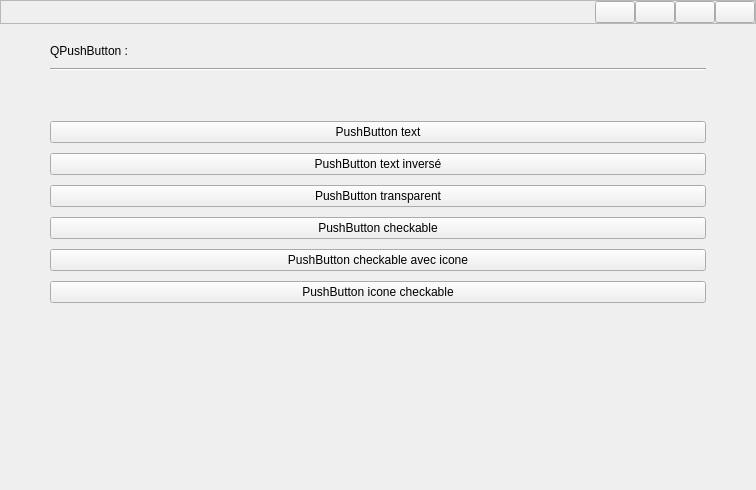
Old version of the form src/gui/main.ui in the repository LaM0uette/PySide6_Blank_Project_demo.
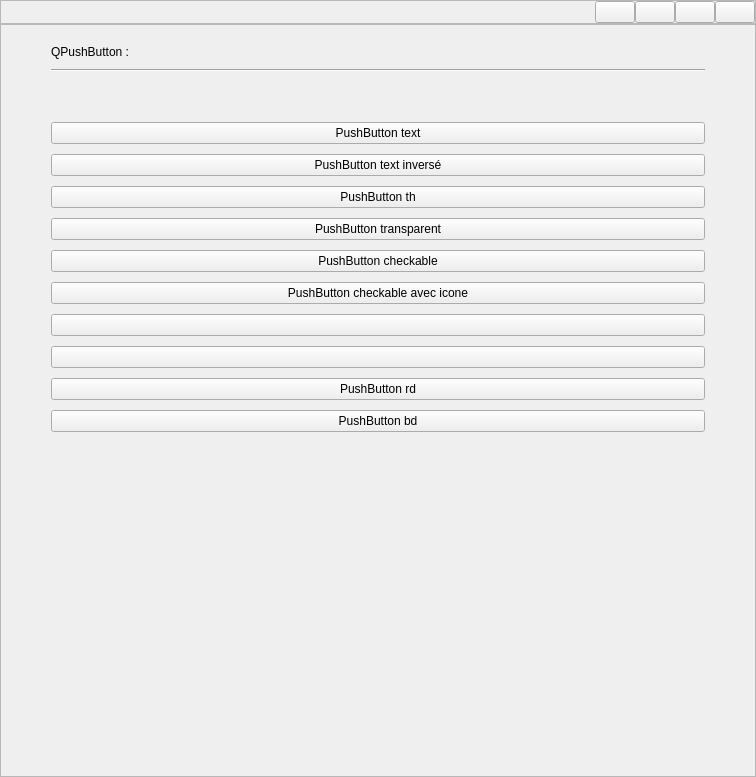
New version of the form.

```diff
--- a/src/gui/main.ui
+++ b/src/gui/main.ui
@@ -7,7 +7,7 @@
     <x>0</x>
     <y>0</y>
     <width>756</width>
-    <height>490</height>
+    <height>777</height>
    </rect>
   </property>
   <property name="windowTitle">
@@ -106,10 +106,23 @@
      </layout>
     </widget>
    </item>
-   <item row="2" column="0">
-    <layout class="QVBoxLayout" name="vlay_wg">
+   <item row="3" column="0">
+    <widget class="QScrollArea" name="sca_main">
+     <property name="widgetResizable">
+      <bool>true</bool>
+     </property>
+     <widget class="QWidget" name="vlay_wg">
+      <property name="geometry">
+       <rect>
+        <x>0</x>
+        <y>0</y>
+        <width>754</width>
+        <height>750</height>
+       </rect>
+      </property>
+      <layout class="QVBoxLayout" name="verticalLayout">
      <property name="spacing">
-      <number>20</number>
+        <number>50</number>
      </property>
      <property name="leftMargin">
       <number>50</number>
@@ -178,6 +191,13 @@
          </property>
         </widget>
        </item>
+         <item>
+          <widget class="QPushButton" name="pb_demo_th">
+           <property name="text">
+            <string>PushButton th</string>
+           </property>
+          </widget>
+         </item>
        <item>
         <widget class="QPushButton" name="pb_demo_tr">
          <property name="text">
@@ -207,19 +227,35 @@
        </item>
        <item>
         <widget class="QPushButton" name="pb_demo_ico_ck">
-         <property name="text">
-          <string>PushButton icone checkable</string>
-         </property>
+           <property name="checkable">
+            <bool>true</bool>
+           </property>
+          </widget>
+         </item>
+         <item>
+          <widget class="QPushButton" name="pb_demo_zoom">
          <property name="checkable">
           <bool>true</bool>
          </property>
         </widget>
        </item>
-      </layout>
-     </item>
-    </layout>
-   </item>
-   <item row="4" column="0">
+         <item>
+          <widget class="QPushButton" name="pb_demo_rd">
+           <property name="text">
+            <string>PushButton rd</string>
+           </property>
+          </widget>
+         </item>
+         <item>
+          <widget class="QPushButton" name="pb_demo_bd">
+           <property name="text">
+            <string>PushButton bd</string>
+           </property>
+          </widget>
+         </item>
+        </layout>
+       </item>
+       <item>
     <spacer name="verticalSpacer">
      <property name="orientation">
       <enum>Qt::Vertical</enum>
@@ -231,6 +267,10 @@
       </size>
      </property>
     </spacer>
+       </item>
+      </layout>
+     </widget>
+    </widget>
    </item>
   </layout>
  </widget>
```
Lines whose indentation alone changed are shown as unchanged.
